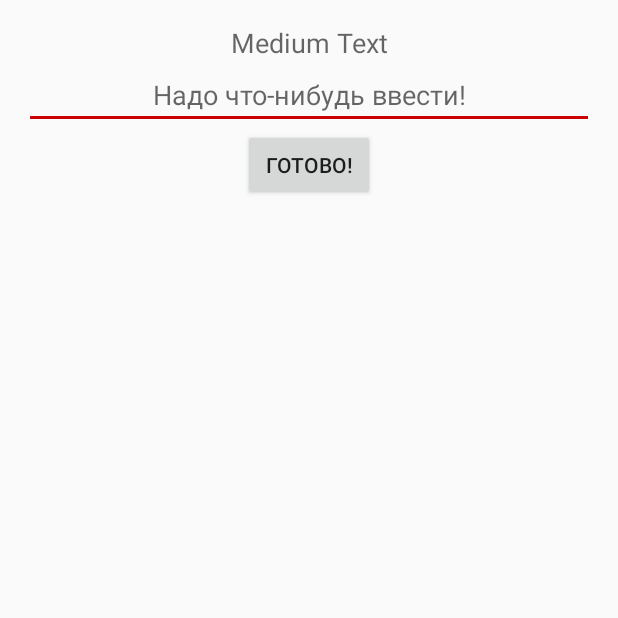
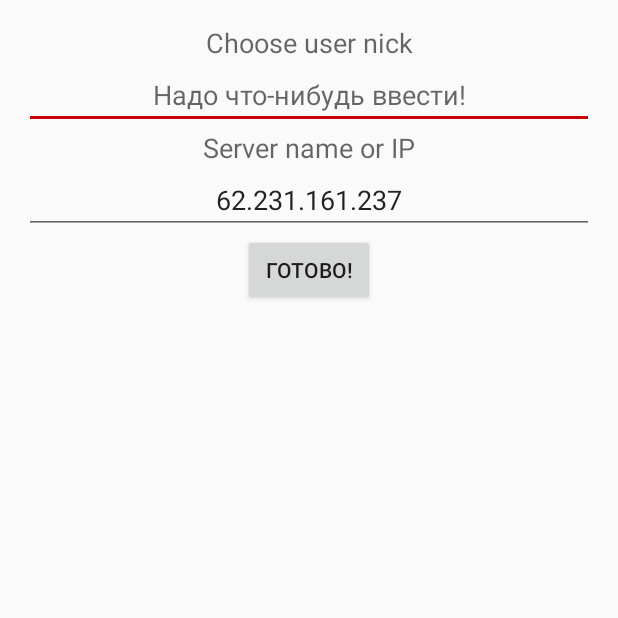
Before and after one commit to makzzz1986/JaPy-Messenger-Client, an Android app: the screen it shows after launch (LoginActivity), after a tap on "ГОТОВО!", on a phone screen of 412 x 824 dp, the top half of it. Run offline under Robolectric (Android 15) with nearby library versions, the phone set to English and light mode, and no system bars.

Commit message:
adding server ip changing. now messenger can be hosted by anyone

```diff
--- a/app/build.gradle
+++ b/app/build.gradle
@@ -6,7 +6,7 @@ android {
 
     defaultConfig {
         applicationId "ru.rdtc.makzzz.chat"
-        minSdkVersion 19
+        minSdkVersion 17
         targetSdkVersion 24
         versionCode 1
         versionName "1.0"
--- a/app/src/main/java/ru/rdtc/makzzz/chat/Client.java
+++ b/app/src/main/java/ru/rdtc/makzzz/chat/Client.java
@@ -27,7 +27,7 @@ public class Client {
         int[] ports_list = {25901, 25902, 25903, 25904, 25905, 25906, 25907, 25908, 25909, 25910};
 
         for (int i = 0; i < 10; i++) {
-            Log.i(TAG, "trying port - " + ports_list[i]);
+            Log.i(TAG, "trying " + address + ":" + ports_list[i]);
             try {
                 Socket socket = new Socket();
                 socket.connect(new InetSocketAddress(address, ports_list[i]), 1000);
@@ -38,6 +38,14 @@ public class Client {
                 Log.i(TAG, "Connected by " + ports_list[i] + "!!!");
                 break;
             } catch (IOException e) {
+//                Log.e(TAG, e.getMessage());
+                Log.e(TAG, "Socket error " + e + "\n");
+            }
+
+            // sleeping for 0.5 seconds to decrease battery consumption
+            try {
+                Thread.sleep(500);
+            } catch (InterruptedException e) {
                 Log.e(TAG, e.getMessage());
             }
         }
@@ -78,10 +86,11 @@ public class Client {
         // получаем строку от сервера
         String recv_line = reader.readLine();
         // если ничего не пришло
-        if (recv_line == null || recv_line.equals("") || recv_line.equals("> ")) {
+//        if (recv_line == null || recv_line.equals("") || recv_line.equals("> ")) {
+        if (recv_line == null || recv_line.equals("")) {
             // флаг соединения убираем, возвращаем сообщение о разрыве
             conn_chk = false;
-            return "Connection lost!";
+            return "[{\"user_nick\": \"Lstnr\", \"srv_tag\": true, \"msg_text\": \"Connection lost\", \"srv_msg_id\": 99999, \"cl_id\": 0}]";
         }
         return recv_line;
     }
--- a/app/src/main/java/ru/rdtc/makzzz/chat/LoginActivity.java
+++ b/app/src/main/java/ru/rdtc/makzzz/chat/LoginActivity.java
@@ -1,30 +1,63 @@
 package ru.rdtc.makzzz.chat;
 
+import android.content.Context;
 import android.content.Intent;
+import android.content.SharedPreferences;
 import android.support.v7.app.AppCompatActivity;
 import android.os.Bundle;
 import android.util.Log;
 import android.view.View;
 import android.widget.EditText;
 
+import java.net.InetAddress;
+import java.net.UnknownHostException;
+
 public class LoginActivity extends AppCompatActivity {
     public static final String NICK = "ru.rdtc.makzzz.chat.NICK";
     private static final String TAG = "LoginActivity";
+
+    // settings filename
+    private static final String APP_PREFERENCES = "settings";
+    // user nick
+    private static final String APP_PREFERENCES_USER_NICK = "user_nick";
+    // host ip
+    private static final String APP_PREFERENCES_SERVER_IP = "server_ip";
+    // экземпляр настроек
+    private SharedPreferences mSettings;
 
     @Override
     protected void onCreate(Bundle savedInstanceState) {
         super.onCreate(savedInstanceState);
         setContentView(R.layout.activity_login);
+
+        // сохранённые настройки
+        mSettings = getSharedPreferences(APP_PREFERENCES, Context.MODE_PRIVATE);
+        // getting IP and check it's validity
+        EditText nickEdTxt = (EditText) findViewById(R.id.login_edTxt);
+        EditText ipEdTxt = (EditText) findViewById(R.id.login_edIpTxt);
+        if (mSettings.contains(APP_PREFERENCES_USER_NICK)) {
+            String user_nick = mSettings.getString(APP_PREFERENCES_USER_NICK, "");
+            nickEdTxt.setText(user_nick);
+        }
+        try {
+            InetAddress host = InetAddress.getByName(mSettings.getString(APP_PREFERENCES_SERVER_IP, "62.231.161.237"));
+            ipEdTxt.setText(host.toString().substring(1));
+        } catch (UnknownHostException e) {
+            Log.e(TAG, e.getMessage());
+        }
     }
 
     public void onLoginSet(View view) {
         Intent intent = new Intent();
         EditText edTxt_login = (EditText) findViewById(R.id.login_edTxt);
+        EditText edTxt_ip = (EditText) findViewById(R.id.login_edIpTxt);
 
         // проверяем, если пользователь что-нибудь ввёл, то передаём результат в стартовую активити
-        if (edTxt_login.getText().length() != 0) {
+        if (edTxt_login.getText().length() != 0 && edTxt_ip.getText().length() != 0) {
             Log.i(TAG, "Get nick = " + edTxt_login.getText());
-            intent.putExtra(NICK, edTxt_login.getText().toString());
+            Log.i(TAG, "Get ip = " + edTxt_ip.getText());
+            String[] resulted_data = {edTxt_login.getText().toString(), edTxt_ip.getText().toString()};
+            intent.putExtra(NICK, resulted_data);
             setResult(RESULT_OK, intent);
             finish();
         } else {
--- a/app/src/main/java/ru/rdtc/makzzz/chat/MainActivity.java
+++ b/app/src/main/java/ru/rdtc/makzzz/chat/MainActivity.java
@@ -38,14 +38,20 @@ public class MainActivity extends AppCompatActivity {
     private Button butt_nick_choose;
     private boolean status_online = true;
     private Client client = null;
-    // имя файла настроек
+    private String host = null;
+
+    // users list
+
+    // settings filename
     private static final String APP_PREFERENCES = "settings";
-    // ник
+    // user nick
     private static final String APP_PREFERENCES_USER_NICK = "user_nick";
+    //
+    private static final String APP_PREFERENCES_SERVER_IP = "server_ip";
     // экземпляр настроек
     private SharedPreferences mSettings;
     // номер возвращённого значения
-    private static final int CHOOSE_NICK = 0;
+    private static final int CHOOSE_NICK_IP = 0;
 
 
 
@@ -73,8 +79,10 @@ public class MainActivity extends AppCompatActivity {
             user_nick = "no_nick_chosen";
             Log.i(TAG, "No nick saved, get through LoginActivity");
             Intent intent = new Intent(MainActivity.this, LoginActivity.class);
-            startActivityForResult(intent, CHOOSE_NICK);
+            startActivityForResult(intent, CHOOSE_NICK_IP);
         }
+        // getting IP
+        host = (mSettings.getString(APP_PREFERENCES_SERVER_IP, "62.231.161.237"));
 
         // запуск другого потока
         new LongOperation().execute("");
@@ -123,11 +131,13 @@ public class MainActivity extends AppCompatActivity {
     @Override
     protected void onActivityResult(int requestCode, int resultCode, Intent data) {
         // Check which request we're responding to
-        if (requestCode == CHOOSE_NICK) {
+        if (requestCode == CHOOSE_NICK_IP) {
             // Make sure the request was successful
             if (resultCode == RESULT_OK) {
-                Log.i(TAG, "We get nick!");
-                user_nick = data.getStringExtra(LoginActivity.NICK);
+                Log.i(TAG, "We get nick and IP");
+                String[] data_from_logAct = data.getStringArrayExtra(LoginActivity.NICK);
+                // get nick
+                user_nick = data_from_logAct[0];
                 // if nick was changed - we should send service message about it and change button text
                 if (!user_nick.equals(butt_nick_choose.getText().toString())) {
                     butt_nick_choose.setText(user_nick);
@@ -135,9 +145,12 @@ public class MainActivity extends AppCompatActivity {
                     need_to_send = true;
                     Log.i(TAG, "Nickname was changed");
                 }
+                // get server ip
+                host = data_from_logAct[1];
                 // put nick to settings
                 SharedPreferences.Editor editor = mSettings.edit();
                 editor.putString(APP_PREFERENCES_USER_NICK, user_nick);
+                editor.putString(APP_PREFERENCES_SERVER_IP, host);
                 editor.apply();
             } else {
                 // if user click BACK in LoginActivity - try to take nick from settings
@@ -150,6 +163,7 @@ public class MainActivity extends AppCompatActivity {
                 } else {
                     // if no nick in settings
                     user_nick = "default_nick";
+                    host = "62.231.161.237";
                 }
             }
         }
@@ -158,7 +172,7 @@ public class MainActivity extends AppCompatActivity {
     // нажатие на кнопку ника для его смены
     public void onChangeNick(View view) {
         Intent intent = new Intent(MainActivity.this, LoginActivity.class);
-        startActivityForResult(intent, CHOOSE_NICK);
+        startActivityForResult(intent, CHOOSE_NICK_IP);
     }
 
     // собственно, процесс обмена сообщениями, в другом потоке
@@ -168,24 +182,23 @@ public class MainActivity extends AppCompatActivity {
 
         @Override
         protected String doInBackground(String... params) {
-            InetAddress host = null;
-            // проверяем IP встроенной библиотекой
             try {
-                host = InetAddress.getByName("62.231.161.237");
-            } catch (UnknownHostException e) {
-                Log.e(TAG, e.getMessage());
-            }
-
-            try {
+                InetAddress server_ip = null;
+                // проверяем IP встроенной библиотекой
+                try {
+                    server_ip = InetAddress.getByName(host);
+                } catch (UnknownHostException e) {
+                    Log.e(TAG, e.getMessage());
+                }
                 // создаём сокет через класс Client
-                client = new Client(host);
+                client = new Client(server_ip);
                 // проверяем состояние подключения
                 if (client.conn_chk()) {
                     // выставляем в переменную результат подключения
                     conn_exist = true;
 
                     Log.i(TAG, "Start sending");
-                    Msg msg_init = new Msg(false, df.format(Calendar.getInstance().getTime()), msg_id++, user_nick, "входит в чат!");
+                    Msg msg_init = new Msg(true, df.format(Calendar.getInstance().getTime()), msg_id++, user_nick, "COMING!");
                     // отсылаем сообщение
 
                     client.send(msg_init.getJson(msg_init));
@@ -245,7 +258,7 @@ public class MainActivity extends AppCompatActivity {
                         }
 
                         try {
-                            Thread.sleep(3000);
+                            Thread.sleep(1000);
                         } catch (InterruptedException e) {
                             Log.e(TAG, e.getMessage());
                         }
--- a/app/src/main/java/ru/rdtc/makzzz/chat/RecvMsgs.java
+++ b/app/src/main/java/ru/rdtc/makzzz/chat/RecvMsgs.java
@@ -30,6 +30,7 @@ public class RecvMsgs {
             for (int i = 0; i < array.length(); i++) {
                 JSONObject dic = array.getJSONObject(i);
                 if (!dic.getBoolean("srv_tag")) {
+                    resulted += dic.getString("user_nick") + ": ";
                     resulted += dic.getString("msg_text");
                     resulted += "\n";
                 }
@@ -37,7 +38,7 @@ public class RecvMsgs {
         } catch (JSONException e) {
             Log.e(TAG, "can't use JSON, error " + e);
         }
-        Log.i(TAG, "add to chat - " + resulted);
+//        Log.i(TAG, "add to chat - " + resulted);
         return resulted;
     }
 }
--- a/app/src/main/res/layout/activity_login.xml
+++ b/app/src/main/res/layout/activity_login.xml
@@ -13,7 +13,7 @@
         android:layout_width="match_parent"
         android:layout_height="wrap_content"
         android:textAppearance="?android:attr/textAppearanceMedium"
-        android:text="Medium Text"
+        android:text="@string/login_activ_lbl"
         android:id="@+id/textView"
         android:gravity="center_horizontal" />
 
@@ -25,12 +25,29 @@
         android:layout_below="@+id/textView"
         android:gravity="center_horizontal" />
 
+    <TextView
+        android:layout_width="match_parent"
+        android:layout_height="wrap_content"
+        android:textAppearance="?android:attr/textAppearanceMedium"
+        android:text="@string/login_activ_ip_lbl"
+        android:id="@+id/login_ipTxt"
+        android:layout_below="@+id/login_edTxt"
+        android:gravity="center_horizontal" />
+
+    <EditText
+        android:hint="@string/hint_ip"
+        android:layout_width="match_parent"
+        android:layout_height="wrap_content"
+        android:id="@+id/login_edIpTxt"
+        android:layout_below="@+id/login_ipTxt"
+        android:gravity="center_horizontal" />
+
     <Button
         android:id="@+id/butt_login_choose"
         android:text="@string/butt_send_login"
         android:layout_width="wrap_content"
         android:layout_height="wrap_content"
-        android:layout_below="@+id/login_edTxt"
+        android:layout_below="@+id/login_edIpTxt"
         android:layout_centerHorizontal="true"
         android:onClick="onLoginSet"/>
 </RelativeLayout>
--- a/app/src/main/res/values/strings.xml
+++ b/app/src/main/res/values/strings.xml
@@ -1,5 +1,5 @@
 <resources>
-    <string name="app_name">SimpleChat</string>
+    <string name="app_name">JaPyMessenger</string>
     <string name="ed_send">Ваше сообщение</string>
     <string name="butt_send">=></string>
     <string name="users_title">Пользователи в чате</string>
@@ -12,4 +12,6 @@
     <string name="login_activ_lbl">Choose user nick</string>
     <string name="hint_login">Type your nick here</string>
     <string name="butt_send_login">Готово!</string>
+    <string name="login_activ_ip_lbl">Server name or IP</string>
+    <string name="hint_ip">###.###.###.###</string>
 </resources>
```
Also changed, not shown: app/src/main/java/ru/rdtc/makzzz/chat/Users.java (added, +16 -0 lines).
